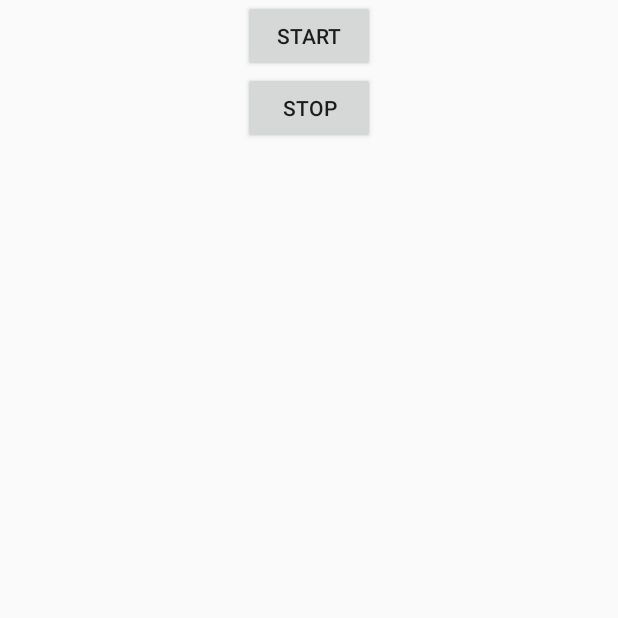
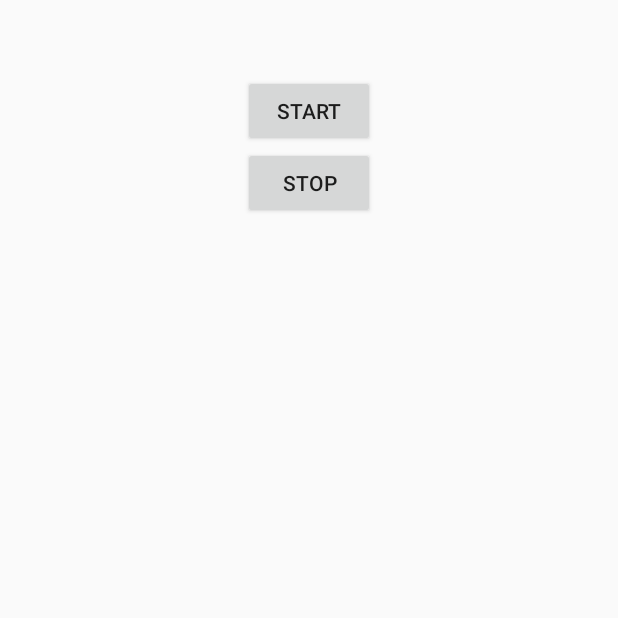
Before and after one commit to widi933/Recorder, an Android app built with Jetpack Compose: the screen it shows after launch (MainActivity), on a phone screen of 412 x 824 dp, the top half of it. Run offline under Robolectric (Android 15) with nearby library versions, the phone set to English and light mode, and no system bars.

```diff
--- a/app/src/main/java/com/example/recorder/MainActivity.kt
+++ b/app/src/main/java/com/example/recorder/MainActivity.kt
@@ -1,31 +1,61 @@
 package com.example.recorder
 
 import android.Manifest
-import android.annotation.SuppressLint
+import android.app.AlertDialog
 import android.content.pm.PackageManager
 import android.os.Bundle
 import android.widget.Button
 import androidx.activity.ComponentActivity
 import androidx.activity.enableEdgeToEdge
+import androidx.core.app.ActivityCompat
 import androidx.core.content.ContextCompat
+
 
 class MainActivity : ComponentActivity() {
 
     private lateinit var audioRecorder : AudioRecorder
 
-    @SuppressLint("MissingInflatedId")
     override fun onCreate(savedInstanceState: Bundle?) {
         super.onCreate(savedInstanceState)
         setContentView(R.layout.activity_main)
         enableEdgeToEdge()
 
+        val REQUEST_RECORD_AUDIO_PERMISSION = 200
+        var permissionToRecordAccepted = false
+
+        if(ContextCompat.checkSelfPermission(this,
+                Manifest.permission.RECORD_AUDIO) != PackageManager.PERMISSION_GRANTED) {
+            ActivityCompat.requestPermissions(this,
+                arrayOf(Manifest.permission.RECORD_AUDIO),
+                REQUEST_RECORD_AUDIO_PERMISSION)
+        } else {
+            permissionToRecordAccepted = true
+        }
+
         val buStart = findViewById<Button>(R.id.buStart)
         val buStop = findViewById<Button>(R.id.buStop)
+
+        if(!checkPermissionFromDevice()) {
+            // AlertDialog erstellen
+            val builder = AlertDialog.Builder(this)
+            builder.setMessage("Dies ist eine wichtige Nachricht!")
+                .setTitle("Wichtige Information")
+                .setCancelable(false)
+                .setPositiveButton("OK") { dialog, id -> // Aktion, die ausgeführt wird, wenn auf "OK" geklickt wird
+                    dialog.dismiss()
+                }
+
+
+            // AlertDialog anzeigen
+            val alert = builder.create()
+            alert.show()
+        }
 
         audioRecorder = AudioRecorder(this)
 
         buStart.setOnClickListener {
             audioRecorder.startRecording()
+
         }
 
         buStop.setOnClickListener {
--- a/app/src/main/res/layout/activity_main.xml
+++ b/app/src/main/res/layout/activity_main.xml
@@ -9,7 +9,8 @@
         android:layout_width="wrap_content"
         android:layout_height="wrap_content"
         android:text="@string/start"
-        android:layout_gravity="center"/>
+        android:layout_gravity="center"
+        android:layout_marginTop="50dp"/>
 
     <Button
         android:id="@+id/buStop"
```
